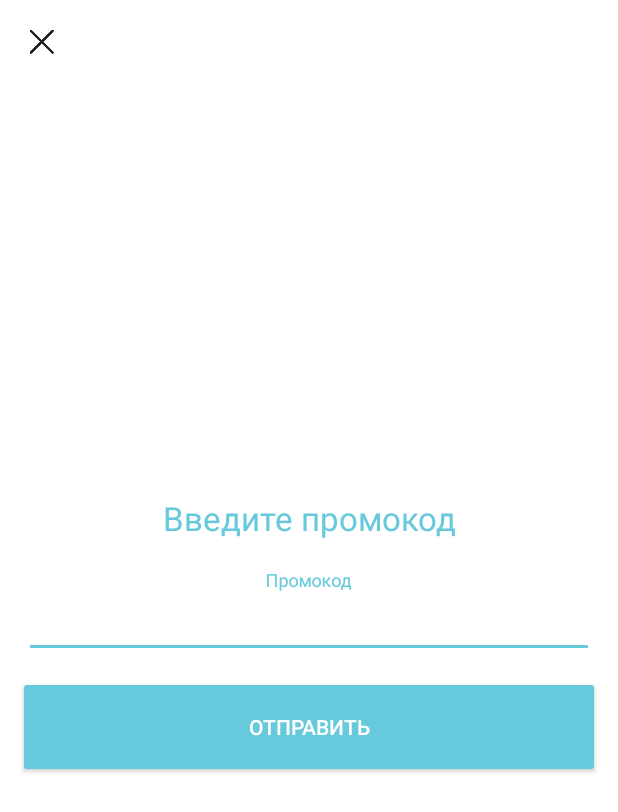
After one commit to BinaryBlitz/SportUp-Android, an Android app: the layout dialog_promocode.xml on its own in the app's theme, with its tools: preview values and no code run, on a phone screen of 412 x 824 dp. The commit adds this screen. Shown: the top 812 px of the screen. Run offline under Robolectric (Android 15) with nearby library versions, the phone set to English and light mode, and no system bars.

Commit message:
Add promocode activity

```diff
--- a/app/src/main/AndroidManifest.xml
+++ b/app/src/main/AndroidManifest.xml
@@ -40,6 +40,13 @@
 
         <activity
             android:name="ru.binaryblitz.SportUp.activities.RegistrationActivity"
+            android:configChanges="orientation|keyboardHidden|screenSize"
+            android:screenOrientation="portrait"
+            android:windowSoftInputMode="adjustPan" >
+        </activity>
+
+        <activity
+            android:name="ru.binaryblitz.SportUp.activities.PromocodeActivity"
             android:configChanges="orientation|keyboardHidden|screenSize"
             android:screenOrientation="portrait"
             android:windowSoftInputMode="adjustPan" >
--- /dev/null
+++ b/app/src/main/java/ru/binaryblitz/SportUp/activities/PromocodeActivity.kt
@@ -0,0 +1,21 @@
+package ru.binaryblitz.SportUp.activities
+
+import android.os.Bundle
+import kotlinx.android.synthetic.main.dialog_promocode.*
+import ru.binaryblitz.SportUp.R
+import ru.binaryblitz.SportUp.base.BaseActivity
+
+class PromocodeActivity : BaseActivity() {
+
+    override fun onCreate(savedInstanceState: Bundle?) {
+        super.onCreate(savedInstanceState)
+        setContentView(R.layout.dialog_promocode)
+
+        backBtn.setOnClickListener {
+            finish()
+        }
+
+        // TODO
+    }
+
+}
--- a/app/src/main/java/ru/binaryblitz/SportUp/fragments/ProfileFragment.kt
+++ b/app/src/main/java/ru/binaryblitz/SportUp/fragments/ProfileFragment.kt
@@ -8,6 +8,7 @@ import android.view.ViewGroup
 import kotlinx.android.synthetic.main.activity_profile.*
 import ru.binaryblitz.SportUp.R
 import ru.binaryblitz.SportUp.activities.CreateAccountActivity
+import ru.binaryblitz.SportUp.activities.PromocodeActivity
 import ru.binaryblitz.SportUp.base.BaseFragment
 import ru.binaryblitz.SportUp.server.DeviceInfoStore
 import ru.binaryblitz.SportUp.utils.Image
@@ -28,6 +29,11 @@ class ProfileFragment : BaseFragment() {
             intent.putExtra(EXTRA_EDIT, true)
             startActivity(intent)
         }
+
+        promoButton.setOnClickListener {
+            val intent = Intent(context, PromocodeActivity::class.java)
+            startActivity(intent)
+        }
     }
 
     private fun initUser() {
--- a/app/src/main/res/layout/activity_profile.xml
+++ b/app/src/main/res/layout/activity_profile.xml
@@ -579,7 +579,7 @@
             android:background="#f7f9fa"
             android:layout_height="100dp">
             <Button
-                android:id="@+id/joinBtn"
+                android:id="@+id/promoButton"
                 style="@style/Widget.AppCompat.Button.Colored"
                 android:layout_width="170dp"
                 android:layout_height="48dp"
--- /dev/null
+++ b/app/src/main/res/layout/dialog_promocode.xml
@@ -0,0 +1,81 @@
+<?xml version="1.0" encoding="utf-8"?>
+<FrameLayout xmlns:android="http://schemas.android.com/apk/res/android" xmlns:app="http://schemas.android.com/apk/res-auto"
+              android:orientation="vertical"
+              android:layout_width="match_parent"
+              android:background="#ffffff"
+              android:id="@+id/main_dialog_part"
+              android:layout_gravity="center"
+              android:layout_height="match_parent">
+
+    <ImageView
+        android:id="@+id/backBtn"
+        android:background="?attr/selectableItemBackgroundBorderless"
+        android:layout_width="56dp"
+        android:layout_height="56dp"
+        android:scaleType="centerInside"
+        android:src="@drawable/icon_nav_cansel_black"
+        android:layout_gravity="start"
+        />
+
+    <LinearLayout
+        android:layout_width="match_parent"
+        android:orientation="vertical"
+        android:layout_gravity="center"
+        android:layout_height="wrap_content">
+        <TextView
+            android:layout_width="wrap_content"
+            android:text="@string/promo_help"
+            android:textColor="@color/colorPrimary"
+            android:textSize="22sp"
+            android:layout_marginEnd="24dp"
+            android:layout_marginRight="24dp"
+            android:layout_marginLeft="24dp"
+            android:id="@+id/promo_help_text"
+            android:gravity="center"
+            android:layout_marginStart="24dp"
+            android:layout_gravity="center_horizontal"
+            android:layout_marginTop="26dp"
+            android:layout_height="wrap_content"/>
+
+
+        <android.support.design.widget.TextInputLayout
+            android:layout_width="match_parent"
+            android:layout_marginEnd="16dp"
+            android:layout_marginRight="16dp"
+            android:layout_marginStart="16dp"
+            android:layout_marginLeft="16dp"
+            android:layout_marginTop="20dp"
+            android:layout_height="wrap_content">
+
+            <EditText android:layout_width="match_parent"
+                android:textSize="20sp"
+                android:hint="@string/promo_hint"
+                android:maxLength="20"
+                android:imeOptions="actionDone"
+                android:textColorHint="#727272"
+                android:textColorHighlight="#212121"
+                android:textColor="#212121"
+                android:letterSpacing="0.04"
+                android:inputType="textCapCharacters"
+                android:id="@+id/promo_text"
+                android:gravity="center"
+                android:layout_height="wrap_content"/>
+
+        </android.support.design.widget.TextInputLayout>
+
+        <Button
+            android:id="@+id/promo_btn"
+            style="@style/Widget.AppCompat.Button.Colored"
+            android:layout_width="match_parent"
+            android:layout_height="68dp"
+            android:layout_gravity="bottom"
+            android:layout_marginLeft="12dp"
+            android:layout_marginRight="12dp"
+            android:layout_marginTop="12dp"
+            android:gravity="center"
+            android:text="@string/send"
+            android:textColor="#ffffff"
+            android:textSize="14sp"
+            />
+    </LinearLayout>
+</FrameLayout>
--- a/app/src/main/res/values/strings.xml
+++ b/app/src/main/res/values/strings.xml
@@ -99,6 +99,8 @@
     <string name="back_code">НАЗАД</string>
     <string name="wrong_phone_code">Неверно введен номер телефона</string>
     <string name="wrong_city_code">Неверно введен город</string>
+    <string name="promo_hint">Промокод</string>
+    <string name="promo_help">Введите промокод</string>
 
     <plurals name="places">
         <item quantity="zero">0 площадок</item>
```
